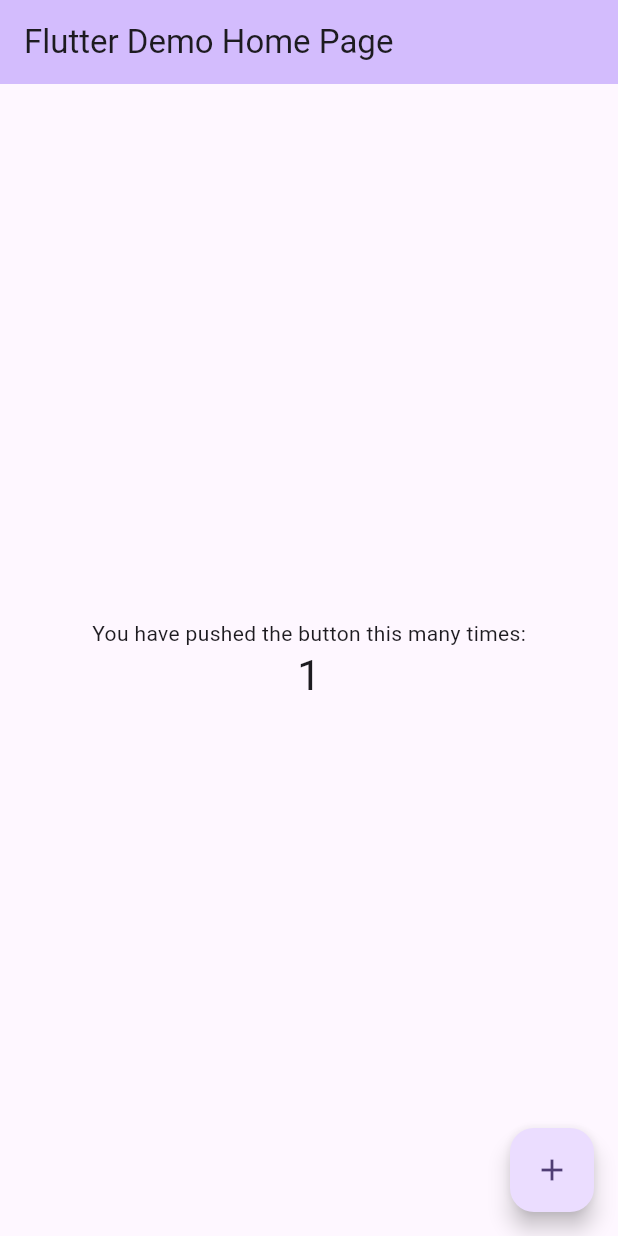
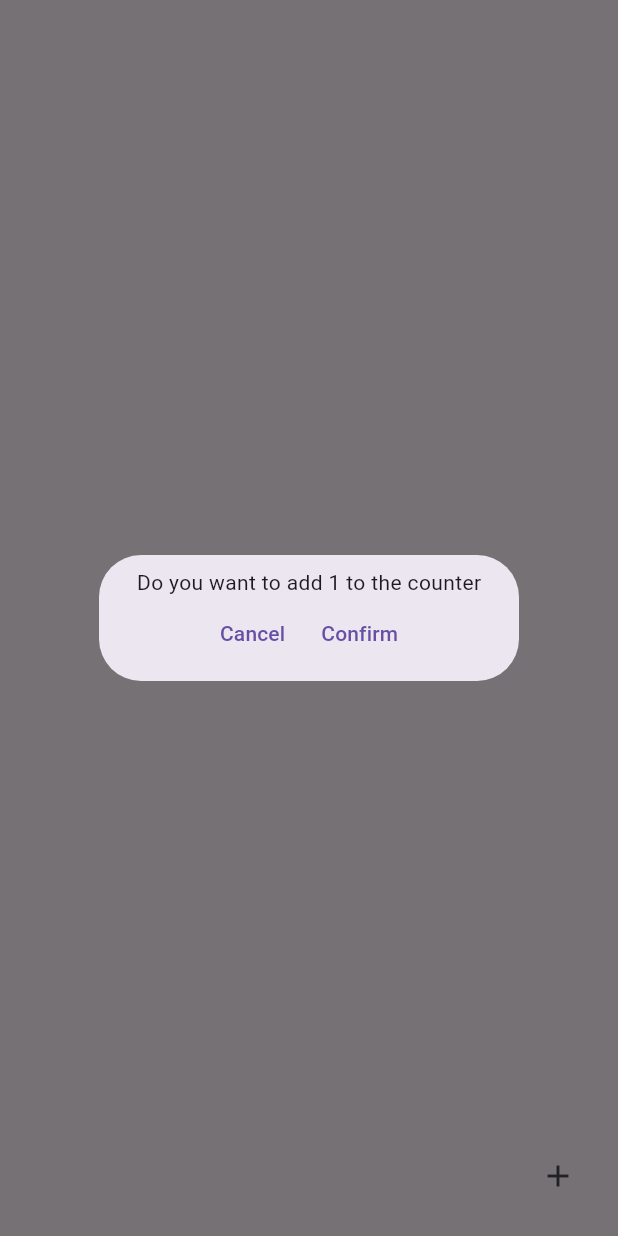
Before and after one commit to Yoeri-z/flutter_islands, a Flutter app: the screen it shows after launch, after a tap on the "add" icon, on a phone screen of 412 x 824 dp. Run offline on Flutter 3.47's test engine with Material 3 defaults, Android fonts, the phone set to English and light mode, and no system bars.

Commit message:
fixed issues and added example

```diff
--- a/example/lib/main.dart
+++ b/example/lib/main.dart
@@ -1,122 +1,70 @@
 import 'package:flutter/material.dart';
+import 'package:flutter_islands/flutter_islands.dart';
 
-void main() {
-  runApp(const MyApp());
+Future<bool?> showConfirmationDialog(BuildContext context, Control _) async {
+  return (await showDialog<bool>(
+    context: context,
+    builder: (_) => Dialog(
+      child: Padding(
+        padding: const EdgeInsets.all(8.0),
+        child: Column(
+          mainAxisSize: MainAxisSize.min,
+          crossAxisAlignment: CrossAxisAlignment.center,
+          children: [
+            Text('Do you want to add 1 to the counter'),
+            Row(
+              mainAxisSize: MainAxisSize.min,
+              mainAxisAlignment: MainAxisAlignment.center,
+              children: [
+                TextButton(
+                  onPressed: () => Navigator.of(context).pop(false),
+                  child: Text('Cancel'),
+                ),
+                TextButton(
+                  onPressed: () => Navigator.of(context).pop(true),
+                  child: Text('Confirm'),
+                ),
+              ],
+            ),
+          ],
+        ),
+      ),
+    ),
+  ));
 }
 
-class MyApp extends StatelessWidget {
-  const MyApp({super.key});
+class CounterIslandControl extends IslandControl {
+  int count = 0;
 
-  // This widget is the root of your application.
+  void increment() async {
+    final shouldAdd = await runContext(showConfirmationDialog);
+    if (shouldAdd == null || !shouldAdd) return;
+
+    count++;
+    rebuildUi();
+  }
+}
+
+class CounterIsland extends IslandWidget<CounterIslandControl>
+    with DefaultBuildersMixin {
+  const CounterIsland({super.key});
+
   @override
-  Widget build(BuildContext context) {
-    return MaterialApp(
-      title: 'Flutter Demo',
-      theme: ThemeData(
-        // This is the theme of your application.
-        //
-        // TRY THIS: Try running your application with "flutter run". You'll see
-        // the application has a purple toolbar. Then, without quitting the app,
-        // try changing the seedColor in the colorScheme below to Colors.green
-        // and then invoke "hot reload" (save your changes or press the "hot
-        // reload" button in a Flutter-supported IDE, or press "r" if you used
-        // the command line to start the app).
-        //
-        // Notice that the counter didn't reset back to zero; the application
-        // state is not lost during the reload. To reset the state, use hot
-        // restart instead.
-        //
-        // This works for code too, not just values: Most code changes can be
-        // tested with just a hot reload.
-        colorScheme: ColorScheme.fromSeed(seedColor: Colors.deepPurple),
+  CounterIslandControl createControl(BuildContext context) =>
+      CounterIslandControl();
+
+  @override
+  Widget builder(BuildContext context, CounterIslandControl control) {
+    return Scaffold(
+      body: Center(child: Text(control.count.toString())),
+      floatingActionButton: IconButton(
+        onPressed: control.increment,
+        icon: Icon(Icons.add),
       ),
-      home: const MyHomePage(title: 'Flutter Demo Home Page'),
     );
   }
 }
 
-class MyHomePage extends StatefulWidget {
-  const MyHomePage({super.key, required this.title});
-
-  // This widget is the home page of your application. It is stateful, meaning
-  // that it has a State object (defined below) that contains fields that affect
-  // how it looks.
-
-  // This class is the configuration for the state. It holds the values (in this
-  // case the title) provided by the parent (in this case the App widget) and
-  // used by the build method of the State. Fields in a Widget subclass are
-  // always marked "final".
-
-  final String title;
-
-  @override
-  State<MyHomePage> createState() => _MyHomePageState();
+void main() {
+  runApp(const MaterialApp(home: CounterIsland()));
 }
-
-class _MyHomePageState extends State<MyHomePage> {
-  int _counter = 0;
-
-  void _incrementCounter() {
-    setState(() {
-      // This call to setState tells the Flutter framework that something has
-      // changed in this State, which causes it to rerun the build method below
-      // so that the display can reflect the updated values. If we changed
-      // _counter without calling setState(), then the build method would not be
-      // called again, and so nothing would appear to happen.
-      _counter++;
-    });
-  }
-
-  @override
-  Widget build(BuildContext context) {
-    // This method is rerun every time setState is called, for instance as done
-    // by the _incrementCounter method above.
-    //
-    // The Flutter framework has been optimized to make rerunning build methods
-    // fast, so that you can just rebuild anything that needs updating rather
-    // than having to individually change instances of widgets.
-    return Scaffold(
-      appBar: AppBar(
-        // TRY THIS: Try changing the color here to a specific color (to
-        // Colors.amber, perhaps?) and trigger a hot reload to see the AppBar
-        // change color while the other colors stay the same.
-        backgroundColor: Theme.of(context).colorScheme.inversePrimary,
-        // Here we take the value from the MyHomePage object that was created by
-        // the App.build method, and use it to set our appbar title.
-        title: Text(widget.title),
-      ),
-      body: Center(
-        // Center is a layout widget. It takes a single child and positions it
-        // in the middle of the parent.
-        child: Column(
-          // Column is also a layout widget. It takes a list of children and
-          // arranges them vertically. By default, it sizes itself to fit its
-          // children horizontally, and tries to be as tall as its parent.
-          //
-          // Column has various properties to control how it sizes itself and
-          // how it positions its children. Here we use mainAxisAlignment to
-          // center the children vertically; the main axis here is the vertical
-          // axis because Columns are vertical (the cross axis would be
-          // horizontal).
-          //
-          // TRY THIS: Invoke "debug painting" (choose the "Toggle Debug Paint"
-          // action in the IDE, or press "p" in the console), to see the
-          // wireframe for each widget.
-          mainAxisAlignment: MainAxisAlignment.center,
-          children: <Widget>[
-            const Text('You have pushed the button this many times:'),
-            Text(
-              '$_counter',
-              style: Theme.of(context).textTheme.headlineMedium,
-            ),
-          ],
-        ),
-      ),
-      floatingActionButton: FloatingActionButton(
-        onPressed: _incrementCounter,
-        tooltip: 'Increment',
-        child: const Icon(Icons.add),
-      ), // This trailing comma makes auto-formatting nicer for build methods.
-    );
-  }
-}
--- a/lib/flutter_islands.dart
+++ b/lib/flutter_islands.dart
@@ -7,6 +7,5 @@ export 'src/controllers/layout_control.dart';
 export 'src/widgets/controlled_widget.dart';
 export 'src/widgets/controlled_widget_mixins.dart';
 export 'src/widgets/island_widget.dart';
-export 'src/widgets/layout_widget.dart';
 
 export 'src/extensions/context_extension.dart';
--- a/lib/src/controllers/control.dart
+++ b/lib/src/controllers/control.dart
@@ -33,7 +33,7 @@ abstract class Control extends ChangeNotifier {
   ///
   ///If element is null, this either means that runContext was called in the constructor or that we are unit testing the control.
   @internal
-  late ControlElement? element;
+  ControlElement? element;
 
   static bool _testing = false;
 
--- a/lib/src/controllers/layout_control.dart
+++ b/lib/src/controllers/layout_control.dart
@@ -3,6 +3,8 @@ import 'package:flutter_islands/src/controllers/control.dart';
 
 /// The Layout Controller, this contoller can be passed to a [LayoutWidget] to control the ui of that widget.
 abstract class LayoutControl extends Control {
+  LayoutControl({super.startsBusy});
+
   final Set<Control> _registeredControllers = {};
 
   List<Control> get _busyControllers => [
--- a/lib/src/widgets/controlled_widget.dart
+++ b/lib/src/widgets/controlled_widget.dart
@@ -30,6 +30,7 @@ abstract class ControlledWidget<T extends Control> extends Widget {
 class ControlElement<T extends IslandControl> extends ComponentElement {
   ControlElement(super.widget) {
     control = typedWidget.createControl(this);
+    control.element = this;
   }
 
   /// The control stored in this element.
@@ -41,7 +42,7 @@ class ControlElement<T extends IslandControl> extends ComponentElement {
   @override
   Widget build() {
     //TODO: Remove dependance on provider
-    return Provider.value(
+    return ChangeNotifierProvider.value(
       value: control,
       builder: (context, _) {
         if (control.hasError) return typedWidget.errorBuilder(this, control);
--- a/lib/src/widgets/controlled_widget_mixins.dart
+++ b/lib/src/widgets/controlled_widget_mixins.dart
@@ -1,7 +1,7 @@
 import 'package:flutter/material.dart';
 import 'package:flutter_islands/flutter_islands.dart';
 
-mixin DefaultBuildersMixin on ControlledWidget {
+mixin DefaultBuildersMixin<T extends Control> on ControlledWidget<T> {
   @override
   Widget errorBuilder(BuildContext context, Control control) {
     return Center(child: Text('A problem occured.'));
--- a/pubspec.yaml
+++ b/pubspec.yaml
@@ -10,8 +10,6 @@ environment:
 dependencies:
   flutter:
     sdk: flutter
-  get_it: ^8.2.0
-  go_router: ^16.2.2
   provider: ^6.1.5+1
 
 dev_dependencies:
```
Also changed, not shown: example/pubspec.yaml (+2 -34 lines), lib/src/controllers/island_control.dart (+18 -1 lines), lib/src/di/services.dart (deleted, +0 -35 lines), example/pubspec.lock, 1 other file.
